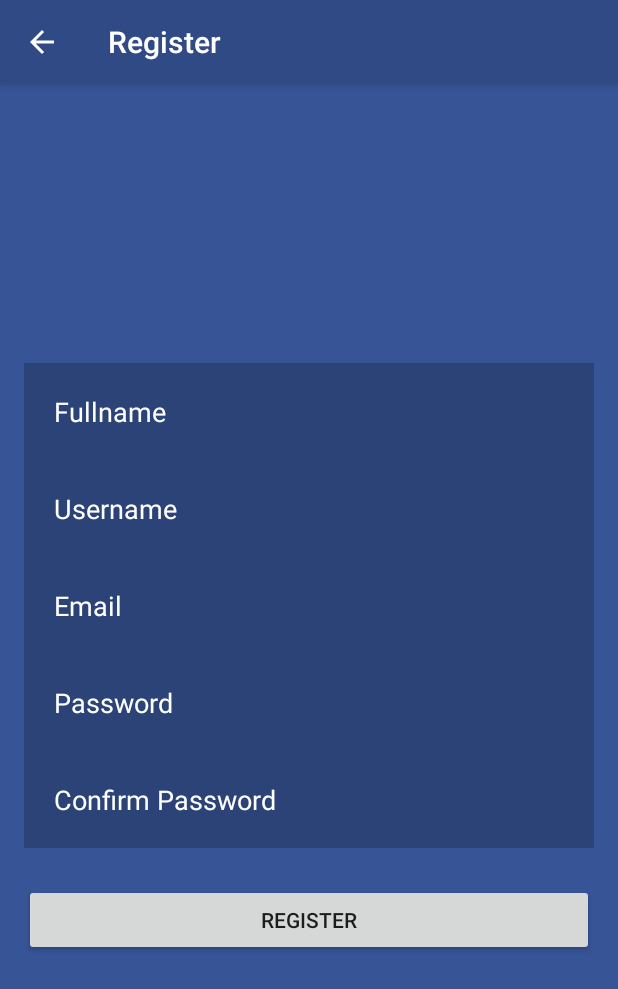
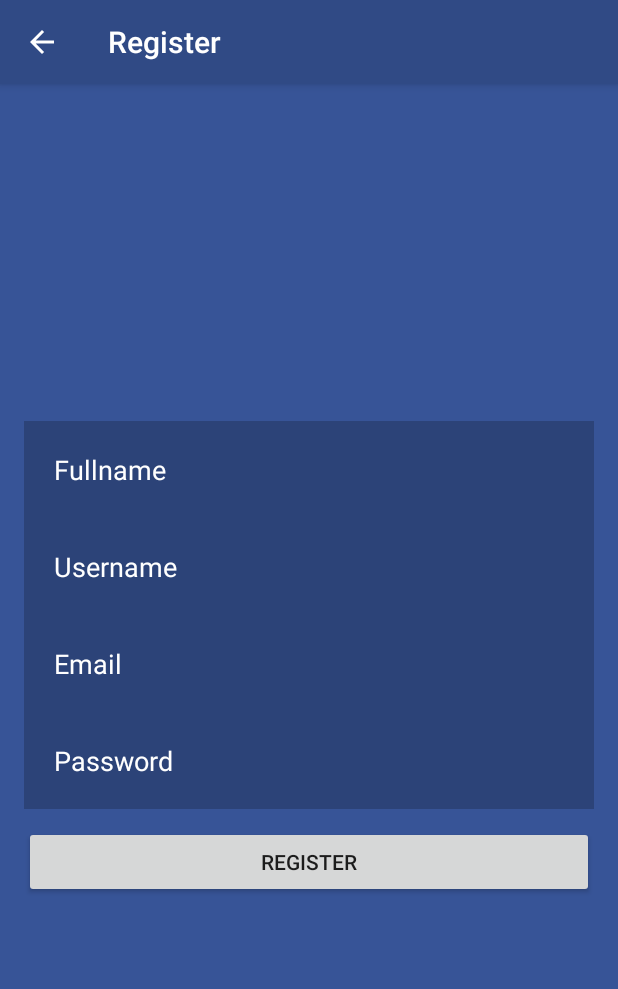
Before and after one commit to ragitam/Interconnected, an Android app: the RegisterActivity screen opened directly, with no data from a screen before it, on a phone screen of 412 x 824 dp. Shown: the top 989 px of the screen. Run offline under Robolectric (Android 15) with nearby library versions, the light colour scheme and no system bars; our stand-ins replace Firebase (no records; nobody signed in at launch, a user with empty details on screens opened directly).

Commit message:
udah dibenerin register sama login java sama res nya

```diff
--- a/app/src/main/java/com/app/interconnected/LoginActivity.java
+++ b/app/src/main/java/com/app/interconnected/LoginActivity.java
@@ -39,7 +39,7 @@ public class LoginActivity extends AppCompatActivity {
 
         progressDialog = new ProgressDialog(this);
 
-        ema = (EditText) findViewById(R.id.editText);
+        ema = (EditText) findViewById(R.id.email);
         passwd = (EditText) findViewById(R.id.editText2);
         signIn = (Button) findViewById(R.id.button);
         btn_register = (TextView) findViewById(R.id.textView);
--- a/app/src/main/res/layout-large/activity_register.xml
+++ b/app/src/main/res/layout-large/activity_register.xml
@@ -21,12 +21,13 @@
         android:hint="Fullname"
         android:padding="20dp"
         android:background="#2c4378"
-        android:textColorHint="@android:color/white"/>
+        android:textColorHint="@android:color/white"
+        android:textColor="@android:color/white"/>
 
     <EditText
         android:layout_width="match_parent"
         android:layout_height="wrap_content"
-        android:inputType="textEmailAddress|textPersonName"
+        android:inputType="textEmailAddress"
         android:ems="10"
         android:id="@+id/editText3"
         android:hint="Email"
@@ -35,7 +36,8 @@
         android:layout_alignParentStart="true"
         android:padding="20dp"
         android:background="#2c4378"
-        android:textColorHint="@android:color/white"/>
+        android:textColorHint="@android:color/white"
+        android:textColor="@android:color/white"/>
 
     <EditText
         android:layout_width="match_parent"
@@ -49,7 +51,8 @@
         android:layout_alignParentStart="true"
         android:padding="20dp"
         android:background="#2c4378"
-        android:textColorHint="@android:color/white"/>
+        android:textColorHint="@android:color/white"
+        android:textColor="@android:color/white"/>
 
     <EditText
         android:layout_width="wrap_content"
@@ -65,29 +68,16 @@
         android:hint="Password"
         android:padding="20dp"
         android:background="#2c4378"
-        android:textColorHint="@android:color/white"/>
-
-    <EditText
-        android:layout_width="match_parent"
-        android:layout_height="wrap_content"
-        android:inputType="textPassword"
-        android:ems="10"
-        android:id="@+id/editText7"
-        android:hint="Confirm Password"
-        android:layout_below="@+id/editText6"
-        android:layout_alignParentLeft="true"
-        android:layout_alignParentStart="true"
-        android:padding="20dp"
-        android:background="#2c4378"
-        android:textColorHint="@android:color/white"/>
+        android:textColorHint="@android:color/white"
+        android:textColor="@android:color/white"/>
 
     <Button
         android:text="Register"
         android:layout_width="match_parent"
         android:layout_height="wrap_content"
-        android:layout_marginTop="24dp"
+        android:layout_marginTop="11dp"
         android:id="@+id/button2"
-        android:layout_below="@+id/editText7"
+        android:layout_below="@+id/editText6"
         android:layout_alignParentLeft="true"
         android:layout_alignParentStart="true" />
 </RelativeLayout>
--- a/app/src/main/res/layout-normal/activity_register.xml
+++ b/app/src/main/res/layout-normal/activity_register.xml
@@ -21,12 +21,13 @@
         android:hint="Fullname"
         android:padding="20dp"
         android:background="#2c4378"
-        android:textColorHint="@android:color/white"/>
+        android:textColorHint="@android:color/white"
+        android:textColor="@android:color/white"/>
 
     <EditText
         android:layout_width="match_parent"
         android:layout_height="wrap_content"
-        android:inputType="textEmailAddress|textPersonName"
+        android:inputType="textEmailAddress"
         android:ems="10"
         android:id="@+id/editText3"
         android:hint="Email"
@@ -35,7 +36,8 @@
         android:layout_alignParentStart="true"
         android:padding="20dp"
         android:background="#2c4378"
-        android:textColorHint="@android:color/white"/>
+        android:textColorHint="@android:color/white"
+        android:textColor="@android:color/white"/>
 
     <EditText
         android:layout_width="match_parent"
@@ -49,7 +51,8 @@
         android:layout_alignParentStart="true"
         android:padding="20dp"
         android:background="#2c4378"
-        android:textColorHint="@android:color/white"/>
+        android:textColorHint="@android:color/white"
+        android:textColor="@android:color/white"/>
 
     <EditText
         android:layout_width="wrap_content"
@@ -65,29 +68,16 @@
         android:hint="Password"
         android:padding="20dp"
         android:background="#2c4378"
-        android:textColorHint="@android:color/white"/>
-
-    <EditText
-        android:layout_width="match_parent"
-        android:layout_height="wrap_content"
-        android:inputType="textPassword"
-        android:ems="10"
-        android:id="@+id/editText7"
-        android:hint="Confirm Password"
-        android:layout_below="@+id/editText6"
-        android:layout_alignParentLeft="true"
-        android:layout_alignParentStart="true"
-        android:padding="20dp"
-        android:background="#2c4378"
-        android:textColorHint="@android:color/white"/>
+        android:textColorHint="@android:color/white"
+        android:textColor="@android:color/white"/>
 
     <Button
         android:text="Register"
         android:layout_width="match_parent"
         android:layout_height="wrap_content"
-        android:layout_marginTop="24dp"
+        android:layout_marginTop="11dp"
         android:id="@+id/button2"
-        android:layout_below="@+id/editText7"
+        android:layout_below="@+id/editText6"
         android:layout_alignParentLeft="true"
         android:layout_alignParentStart="true" />
 </RelativeLayout>
--- a/app/src/main/res/layout-small/activity_register.xml
+++ b/app/src/main/res/layout-small/activity_register.xml
@@ -21,12 +21,13 @@
         android:hint="Fullname"
         android:padding="20dp"
         android:background="#2c4378"
-        android:textColorHint="@android:color/white"/>
+        android:textColorHint="@android:color/white"
+        android:textColor="@android:color/white"/>
 
     <EditText
         android:layout_width="match_parent"
         android:layout_height="wrap_content"
-        android:inputType="textEmailAddress|textPersonName"
+        android:inputType="textEmailAddress"
         android:ems="10"
         android:id="@+id/editText3"
         android:hint="Email"
@@ -35,7 +36,8 @@
         android:layout_alignParentStart="true"
         android:padding="20dp"
         android:background="#2c4378"
-        android:textColorHint="@android:color/white"/>
+        android:textColorHint="@android:color/white"
+        android:textColor="@android:color/white"/>
 
     <EditText
         android:layout_width="match_parent"
@@ -49,7 +51,8 @@
         android:layout_alignParentStart="true"
         android:padding="20dp"
         android:background="#2c4378"
-        android:textColorHint="@android:color/white"/>
+        android:textColorHint="@android:color/white"
+        android:textColor="@android:color/white"/>
 
     <EditText
         android:layout_width="wrap_content"
@@ -65,29 +68,16 @@
         android:hint="Password"
         android:padding="20dp"
         android:background="#2c4378"
-        android:textColorHint="@android:color/white"/>
-
-    <EditText
-        android:layout_width="match_parent"
-        android:layout_height="wrap_content"
-        android:inputType="textPassword"
-        android:ems="10"
-        android:id="@+id/editText7"
-        android:hint="Confirm Password"
-        android:layout_below="@+id/editText6"
-        android:layout_alignParentLeft="true"
-        android:layout_alignParentStart="true"
-        android:padding="20dp"
-        android:background="#2c4378"
-        android:textColorHint="@android:color/white"/>
+        android:textColorHint="@android:color/white"
+        android:textColor="@android:color/white"/>
 
     <Button
         android:text="Register"
         android:layout_width="match_parent"
         android:layout_height="wrap_content"
-        android:layout_marginTop="24dp"
+        android:layout_marginTop="11dp"
         android:id="@+id/button2"
-        android:layout_below="@+id/editText7"
+        android:layout_below="@+id/editText6"
         android:layout_alignParentLeft="true"
         android:layout_alignParentStart="true" />
 </RelativeLayout>
--- a/app/src/main/res/layout/activity_register.xml
+++ b/app/src/main/res/layout/activity_register.xml
@@ -21,12 +21,13 @@
         android:hint="Fullname"
         android:padding="20dp"
         android:background="#2c4378"
-        android:textColorHint="@android:color/white"/>
+        android:textColorHint="@android:color/white"
+        android:textColor="@android:color/white"/>
 
     <EditText
         android:layout_width="match_parent"
         android:layout_height="wrap_content"
-        android:inputType="textEmailAddress|textPersonName"
+        android:inputType="textEmailAddress"
         android:ems="10"
         android:id="@+id/editText3"
         android:hint="Email"
@@ -35,7 +36,8 @@
         android:layout_alignParentStart="true"
         android:padding="20dp"
         android:background="#2c4378"
-        android:textColorHint="@android:color/white"/>
+        android:textColorHint="@android:color/white"
+        android:textColor="@android:color/white"/>
 
     <EditText
         android:layout_width="match_parent"
@@ -49,7 +51,8 @@
         android:layout_alignParentStart="true"
         android:padding="20dp"
         android:background="#2c4378"
-        android:textColorHint="@android:color/white"/>
+        android:textColorHint="@android:color/white"
+        android:textColor="@android:color/white"/>
 
     <EditText
         android:layout_width="wrap_content"
@@ -65,29 +68,16 @@
         android:hint="Password"
         android:padding="20dp"
         android:background="#2c4378"
-        android:textColorHint="@android:color/white"/>
-
-    <EditText
-        android:layout_width="match_parent"
-        android:layout_height="wrap_content"
-        android:inputType="textPassword"
-        android:ems="10"
-        android:id="@+id/editText7"
-        android:hint="Confirm Password"
-        android:layout_below="@+id/editText6"
-        android:layout_alignParentLeft="true"
-        android:layout_alignParentStart="true"
-        android:padding="20dp"
-        android:background="#2c4378"
-        android:textColorHint="@android:color/white"/>
+        android:textColorHint="@android:color/white"
+        android:textColor="@android:color/white"/>
 
     <Button
         android:text="Register"
         android:layout_width="match_parent"
         android:layout_height="wrap_content"
-        android:layout_marginTop="24dp"
+        android:layout_marginTop="11dp"
         android:id="@+id/button2"
-        android:layout_below="@+id/editText7"
+        android:layout_below="@+id/editText6"
         android:layout_alignParentLeft="true"
         android:layout_alignParentStart="true" />
 </RelativeLayout>
```
Also changed, not shown: app/src/main/res/layout-large/activity_login.xml (+11 -9 lines), app/src/main/res/layout-normal/activity_login.xml (+11 -9 lines), app/src/main/res/layout-small/activity_login.xml (+9 -9 lines), app/src/main/res/layout/activity_login.xml (+9 -7 lines), 1 other file.
